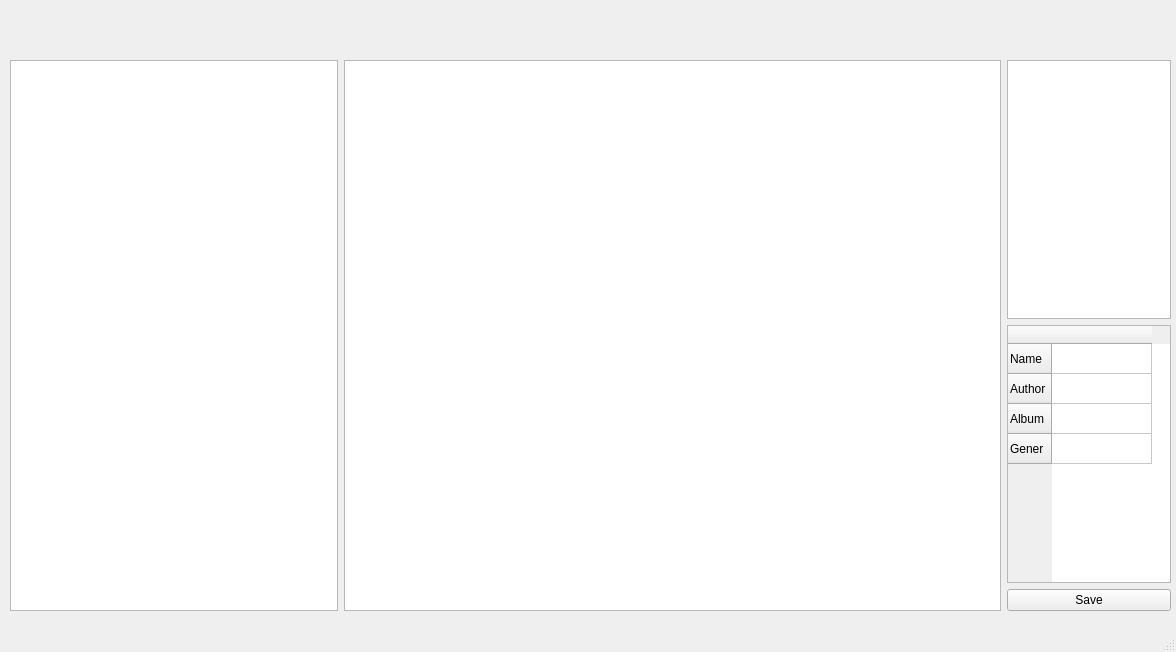
intelek2al/CPP-Utag, file app/src/mainwindow.ui: the form before one commit.
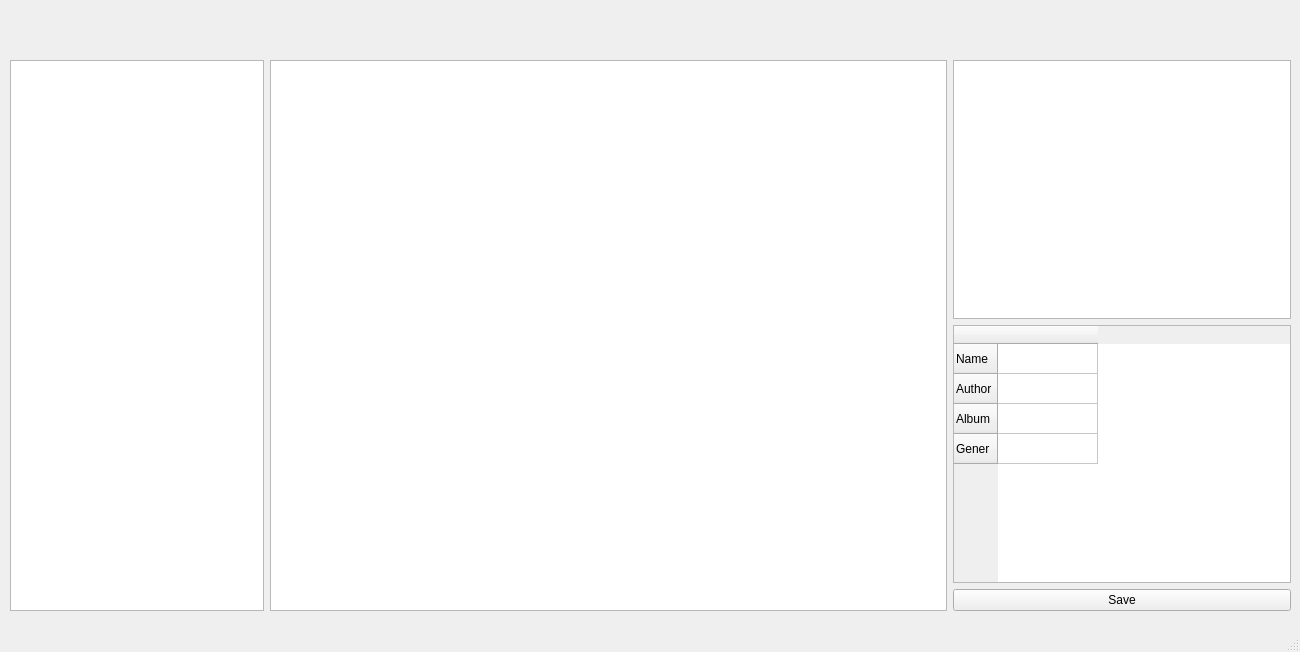
The form after the commit.

Commit message: added abstract table class

```diff
--- a/app/src/mainwindow.ui
+++ b/app/src/mainwindow.ui
@@ -6,7 +6,7 @@
    <rect>
     <x>0</x>
     <y>0</y>
-    <width>1176</width>
+    <width>1300</width>
     <height>652</height>
    </rect>
   </property>
@@ -18,7 +18,7 @@
   </property>
   <property name="maximumSize">
    <size>
-    <width>1176</width>
+    <width>1300</width>
     <height>652</height>
    </size>
   </property>
@@ -40,11 +40,11 @@
      <rect>
       <x>10</x>
       <y>60</y>
-      <width>1161</width>
+      <width>1281</width>
       <height>551</height>
      </rect>
     </property>
-    <layout class="QGridLayout" name="gridLayout" rowstretch="0" columnstretch="2,4,1">
+    <layout class="QGridLayout" name="gridLayout" rowstretch="0" columnstretch="3,8,4">
      <property name="sizeConstraint">
       <enum>QLayout::SetNoConstraint</enum>
      </property>
@@ -112,12 +112,42 @@
      </item>
      <item row="0" column="1">
       <widget class="QTableView" name="mainMusicTable">
-       <property name="showGrid">
+       <property name="styleSheet">
+        <string notr="true"/>
+       </property>
+       <property name="dragEnabled">
         <bool>true</bool>
        </property>
+       <property name="dragDropMode">
+        <enum>QAbstractItemView::DragDrop</enum>
+       </property>
+       <property name="selectionMode">
+        <enum>QAbstractItemView::ContiguousSelection</enum>
+       </property>
+       <property name="selectionBehavior">
+        <enum>QAbstractItemView::SelectRows</enum>
+       </property>
+       <property name="textElideMode">
+        <enum>Qt::ElideMiddle</enum>
+       </property>
+       <property name="gridStyle">
+        <enum>Qt::DashLine</enum>
+       </property>
        <property name="sortingEnabled">
         <bool>true</bool>
        </property>
+       <property name="cornerButtonEnabled">
+        <bool>true</bool>
+       </property>
+       <attribute name="horizontalHeaderDefaultSectionSize">
+        <number>150</number>
+       </attribute>
+       <attribute name="horizontalHeaderMinimumSectionSize">
+        <number>30</number>
+       </attribute>
+       <attribute name="verticalHeaderCascadingSectionResizes">
+        <bool>true</bool>
+       </attribute>
       </widget>
      </item>
     </layout>
```
The commit also changes 3 other files.
